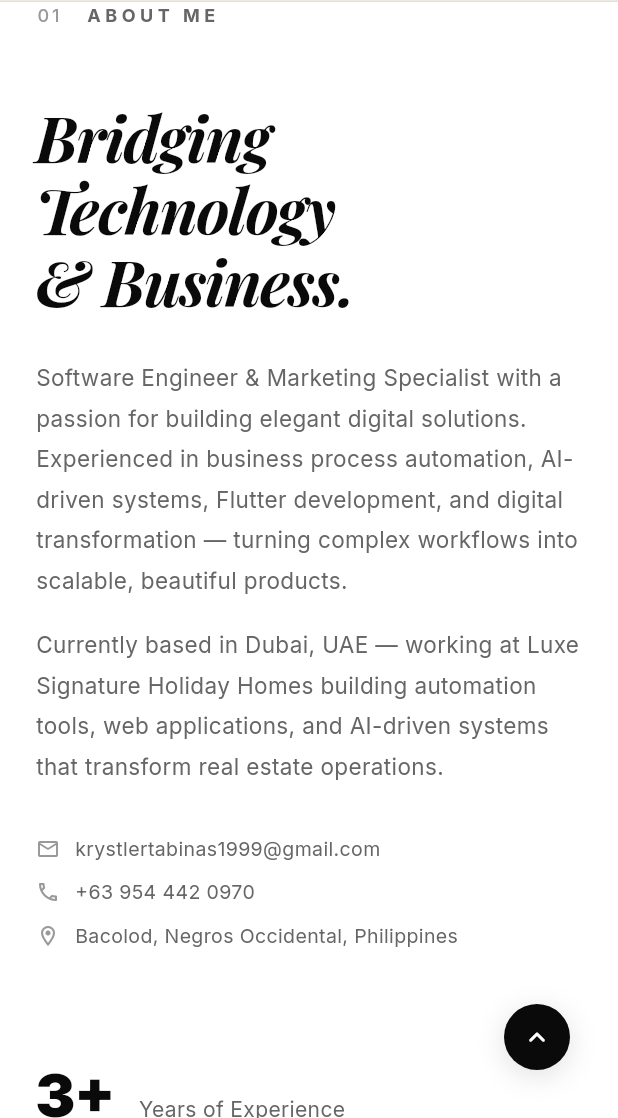
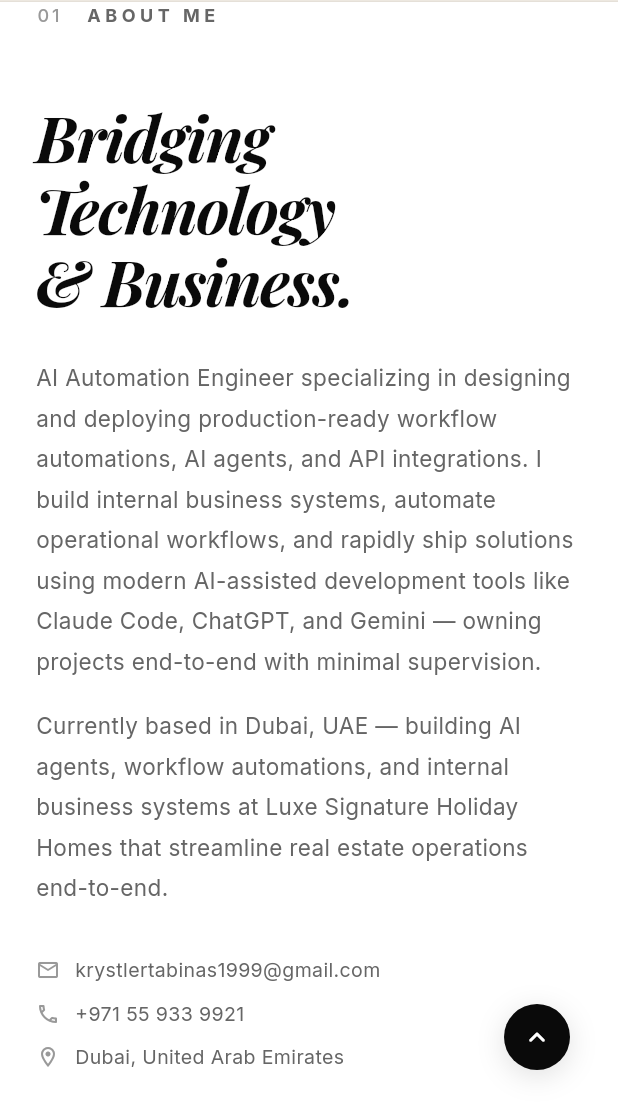
Before and after one commit to lestify12/kjtabinas, a Flutter app: the screen it shows after launch, after a tap on "View Work", on a phone screen of 412 x 824 dp, the part 118-1236 px from its top. Run offline on Flutter 3.47's test engine with Material 3 defaults, Android fonts, the phone set to English and light mode, and no system bars; our stand-ins replace flutter_animate, google_fonts, visibility_detector; missing offline and left inert: dart:html.

Commit message:
Update portfolio content to new resume (AI Automation Engineer)
- Reframe role/title, summary, and hero to AI Automation Engineer
- Update contact details (Dubai, UAE phone/location)
- Rewrite work experience to match new resume (5 roles, dates)
- Refresh skills table and technology marquee to AI/automation stack
- Trim education to BS Computer Engineering
- Update stats (5 companies) and footer year
- Replace downloadable CV with new resume PDF

Co-Authored-By: Claude Opus 4.8 <noreply@anthropic.com>
Claude-Session: https://claude.ai/code/session_01GCG8y65KquBs82SNyvJ8Ss

```diff
--- a/lib/data/portfolio_data.dart
+++ b/lib/data/portfolio_data.dart
@@ -33,137 +33,120 @@ class EducationItem {
 class PortfolioData {
   static const String name = 'Krystler John Tabinas';
   static const String email = 'krystlertabinas1999@gmail.com';
-  static const String phone = '+63 954 442 0970';
-  static const String location = 'Bacolod, Negros Occidental, Philippines';
+  static const String phone = '+971 55 933 9921';
+  static const String location = 'Dubai, United Arab Emirates';
 
   static const String profileSummary =
-      'Software Engineer & Marketing Specialist with a passion for building elegant digital solutions. '
-      'Experienced in business process automation, AI-driven systems, Flutter development, '
-      'and digital transformation — turning complex workflows into scalable, beautiful products.';
+      'AI Automation Engineer specializing in designing and deploying production-ready '
+      'workflow automations, AI agents, and API integrations. I build internal business '
+      'systems, automate operational workflows, and rapidly ship solutions using modern '
+      'AI-assisted development tools like Claude Code, ChatGPT, and Gemini — owning '
+      'projects end-to-end with minimal supervision.';
 
   static const List<String> roles = [
-    'Software Engineer',
-    'Flutter Developer',
-    'Business Solutions Architect',
-    'AI & Automation Specialist',
+    'AI Automation Engineer',
+    'Workflow Automation Specialist',
+    'AI Agent Developer',
+    'Low-Code Developer',
   ];
 
   static const List<String> technicalSkills = [
-    'Flutter & Dart',
-    'Microsoft Power Platform',
-    'Power Apps',
-    'Power Automate',
+    'Claude Code',
+    'AI Agents',
+    'MCP',
+    'Workflow Automation',
+    'REST APIs',
+    'Webhooks',
+    'n8n',
+    'Power Platform',
+    'Flutter',
+    'Python',
+    'JavaScript',
     'Power BI',
-    'Excel VBA',
-    'SQL',
-    'API Integration',
-    'Git',
-    'HTML / CSS / JS',
-    'CMS Management',
-    'Microsoft 365',
   ];
 
   static const List<String> softSkills = [
     'Business Process Automation',
-    'Software Development',
-    'AI & Digital Transformation',
-    'Real Estate Marketing',
-    'Workflow Optimization',
+    'AI-Assisted Development',
+    'API Integration',
+    'Prompt Engineering',
     'Data Analysis & Reporting',
     'IT Administration',
-    'Project Coordination',
-    'Executive Assistance',
-    'Communication & Leadership',
+    'Requirements Gathering',
+    'End-to-End Ownership',
+    'Process Documentation',
+    'Communication & Collaboration',
   ];
 
   static const List<ExperienceItem> experiences = [
     ExperienceItem(
-      title: 'Software Engineer (Business Solutions) / Marketing Specialist',
+      title: 'AI Automation Engineer | Business Systems Engineer',
       company: 'Luxe Signature Holiday Homes',
       location: 'Dubai, UAE',
-      period: 'Current',
+      period: 'Dec 2025 — Present',
       color: '00D4FF',
       highlights: [
-        'Develop web applications and automation tools for operational efficiency',
-        'Build AI-driven systems for business insights and decision-making',
-        'Manage real estate digital marketing across multiple platforms',
-        'Integrate systems, databases, and third-party platforms',
+        'Designed and built a complete Property Management System for holiday homes and long-term rentals',
+        'Created modules for leases, tenant onboarding, payments, invoices, approvals, dashboards, and reporting',
+        'Designed and developed a full HRIS from scratch — attendance sync, leave, payroll, records, and self-service',
+        'Built workflow automations and AI agents using Claude Code, ChatGPT, and Model Context Protocol (MCP)',
+        'Integrated REST APIs, webhooks, databases, and cloud storage to eliminate manual processes',
       ],
     ),
     ExperienceItem(
-      title: 'Sales Admin & Collections | Operations',
-      company: 'Suliter International Building Materials',
+      title: 'Business Systems & IT Administrator',
+      company: 'Suliter International Building Materials Trading L.L.C',
       location: 'Dubai, UAE',
-      period: '',
-      color: '7B2FBE',
+      period: 'Apr 2025 — Dec 2025',
+      color: 'FF6B35',
       highlights: [
-        'Managed purchase orders and supplier negotiations',
-        'Generated sales performance and collection status reports',
-        'Tracked order fulfillment ensuring on-time delivery',
-        'Maintained accurate records for reporting and auditing',
+        'Developed internal automation tools that reduced manual administrative work',
+        'Built approval workflows, document generation, and reporting systems for operations',
+        'Created business apps to streamline quotations, purchase orders, inventory, and collections',
+        'Automated repetitive Excel processes using formulas, VBA, and workflow automation',
+        'Maintained company IT infrastructure, user accounts, networks, and business systems',
       ],
     ),
     ExperienceItem(
-      title: 'DX Solutions Developer',
-      company: 'Lexmark Corporation',
+      title: 'IT Administrator / Flutter Developer',
+      company: 'GC&C Group — Cleverminds Digital Solutions Inc.',
       location: 'Philippines',
-      period: '',
-      color: '00FF88',
+      period: 'Feb 2024 — Feb 2025',
+      color: '2563EB',
       highlights: [
-        'Built custom web apps using Microsoft PowerApps for internal workflows',
-        'Automated business processes with Power Automate',
-        'Created Power BI dashboards for performance tracking',
-        'Delivered scalable digital solutions for cross-functional teams',
+        'Built a cross-platform Parking Management app in Flutter with real-time availability and QR-based access',
+        'Integrated REST APIs and backend services for real-time data synchronization',
+        'Developed responsive UIs and optimized app performance for Android and iOS',
+        'Implemented state management, testing, debugging, and version control',
+        'Administered company IT infrastructure and provided technical support',
       ],
     ),
     ExperienceItem(
-      title: 'Web and Mobile Developer',
-      company: 'GC&C Group of Companies',
+      title: 'DX Solutions Developer (Power Platform)',
+      company: 'Lexmark International Philippines',
       location: 'Philippines',
-      period: '',
-      color: 'FF6B6B',
+      period: 'Jul 2023 — Dec 2023',
+      color: '16A34A',
       highlights: [
-        'Developed a cross-platform Parking Management app using Flutter',
-        'Integrated RESTful APIs for real-time data exchange',
-        'Implemented state management with Provider pattern',
-        'Provided IT support and cybersecurity protocols',
+        'Built enterprise business apps with Microsoft Power Apps to digitize internal processes',
+        'Automated workflows with Power Automate, cutting manual effort across departments',
+        'Developed interactive Power BI dashboards for real-time reporting and KPI tracking',
+        'Integrated apps with Microsoft 365, SharePoint, Excel, and SQL databases',
+        'Collaborated with cross-functional teams to deliver scalable low-code solutions',
       ],
     ),
     ExperienceItem(
-      title: 'Mobile Application Support / Tech Support',
-      company: 'Zetta Solutions Inc.',
-      location: 'Philippines',
-      period: '',
-      color: 'FFD93D',
-      highlights: [
-        'Designed E-Wallet UIs for Modern Jeepney operations in Flutter',
-        'Resolved bugs and technical issues in deployed mobile apps',
-        'Collaborated on smooth deployment and maintenance of mobile solutions',
-      ],
-    ),
-    ExperienceItem(
-      title: 'Internal Business Data Analyst (Intern)',
-      company: 'Lear Corporation',
-      location: 'Philippines',
-      period: '',
-      color: 'FF8C42',
-      highlights: [
-        'Developed VBA scripts and Excel macros to streamline internal processes',
-        'Created Power BI dashboards for data-driven decision-making',
-        'Delivered actionable insights for weekly team meetings',
-      ],
-    ),
-    ExperienceItem(
-      title: 'Virtual Assistant — IT / SEO / Web / Automation',
-      company: 'YLifestyle Design and Management',
-      location: 'New York, USA (Remote)',
-      period: '',
+      title: 'IT Operations & Automation Specialist — Virtual Assistant',
+      company: 'YLifestyle Design & Management',
+      location: 'Remote — US Client',
+      period: 'Feb 2023 — Apr 2025',
       color: 'C77DFF',
       highlights: [
-        'Managed tenant payments, tracking balances in AppFolio',
-        'Built Excel reporting with pivot tables and data validation',
-        'Provided CEO-level administrative and operational support',
-        'Handled SEO, social media management, and website development',
+        'Administered AppFolio and maintained accurate tenant, lease, owner, and financial records',
+        'Automated operational reports, KPI dashboards, and owner statements using Microsoft Excel',
+        'Developed and maintained internal websites, business tools, and process improvements',
+        'Built automated reporting for collections, occupancy, and financial performance',
+        'Managed IT operations, user support, and SEO/website updates for remote teams',
       ],
     ),
   ];
@@ -175,11 +158,5 @@ class PortfolioData {
       year: '2023',
       icon: '🎓',
     ),
-    EducationItem(
-      degree: 'Science, Technology, Engineering & Mathematics',
-      school: 'Sotero B. Cabahug FORUM for Literacy',
-      year: '2019',
-      icon: '🔬',
-    ),
   ];
 }
--- a/lib/sections/about_section.dart
+++ b/lib/sections/about_section.dart
@@ -70,8 +70,8 @@ class _Bio extends StatelessWidget {
         ),
         const SizedBox(height: 16),
         Text(
-          'Currently based in Dubai, UAE — working at Luxe Signature Holiday Homes building automation tools, '
-          'web applications, and AI-driven systems that transform real estate operations.',
+          'Currently based in Dubai, UAE — building AI agents, workflow automations, and internal '
+          'business systems at Luxe Signature Holiday Homes that streamline real estate operations end-to-end.',
           style: GoogleFonts.inter(
             fontSize: 15,
             color: AppTheme.textGray,
@@ -122,7 +122,7 @@ class _Stats extends StatelessWidget {
         const SizedBox(height: 12),
         _StatRow('3+', 'Years of Experience'),
         _Divider(),
-_StatRow('7', 'Companies Worked'),
+        _StatRow('5', 'Companies Worked'),
         _Divider(),
         _StatRow('2', 'Countries Operated'),
         _Divider(),
--- a/lib/sections/contact_section.dart
+++ b/lib/sections/contact_section.dart
@@ -73,7 +73,7 @@ class ContactSection extends StatelessWidget {
               mainAxisAlignment: MainAxisAlignment.spaceBetween,
               children: [
                 Text(
-                  '© 2025 Krystler John Tabinas',
+                  '© 2026 Krystler John Tabinas',
                   style: GoogleFonts.inter(
                     fontSize: 13,
                     color: Colors.white.withValues(alpha: 0.3),
--- a/lib/sections/experience_section.dart
+++ b/lib/sections/experience_section.dart
@@ -141,7 +141,9 @@ class _ExpRowState extends State<_ExpRow>
                           child: Text(
                             widget.exp.location.contains('Dubai')
                                 ? 'Dubai'
-                                : 'Philippines',
+                                : widget.exp.location.contains('Remote')
+                                    ? 'Remote'
+                                    : 'Philippines',
                             style: GoogleFonts.inter(
                               fontSize: 12,
                               color: AppTheme.textLight,
@@ -175,7 +177,7 @@ class _ExpRowState extends State<_ExpRow>
                         ),
                       ),
 
-                      if (widget.exp.period == 'Current')
+                      if (widget.exp.period.contains('Present'))
                         Container(
                           padding: const EdgeInsets.symmetric(
                               horizontal: 10, vertical: 4),
--- a/lib/sections/hero_section.dart
+++ b/lib/sections/hero_section.dart
@@ -119,7 +119,17 @@ class _WideHero extends StatelessWidget {
               crossAxisAlignment: CrossAxisAlignment.end,
               children: [
                 Text(
-                  'SOFTWARE',
+                  'AI',
+                  style: GoogleFonts.inter(
+                    fontSize: size.width * 0.038,
+                    fontWeight: FontWeight.w900,
+                    color: AppTheme.textBlack,
+                    letterSpacing: -1,
+                    height: 0.95,
+                  ),
+                ),
+                Text(
+                  'AUTOMATION',
                   style: GoogleFonts.inter(
                     fontSize: size.width * 0.038,
                     fontWeight: FontWeight.w900,
@@ -140,7 +150,7 @@ class _WideHero extends StatelessWidget {
                 ),
                 const SizedBox(height: 12),
                 Text(
-                  'Flutter · Web · Mobile · Automation',
+                  'AI Agents · Workflows · API Integrations',
                   style: GoogleFonts.inter(
                     fontSize: 13,
                     color: AppTheme.textGray,
@@ -335,7 +345,7 @@ class _NarrowHero extends StatelessWidget {
           const SizedBox(height: 16),
 
           Text(
-            'SOFTWARE ENGINEER\nFlutter · Web · Mobile · Automation',
+            'AI AUTOMATION ENGINEER\nAI Agents · Workflows · API Integrations',
             style: GoogleFonts.inter(
               fontSize: 15,
               color: AppTheme.textGray,
--- a/lib/sections/skills_section.dart
+++ b/lib/sections/skills_section.dart
@@ -67,14 +67,14 @@ class _SkillsTable extends StatelessWidget {
   const _SkillsTable({required this.isNarrow});
 
   static const _rows = [
-    _SkillRow('2023–25', 'Software Engineering',
-        ['Flutter', 'Dart', 'HTML/CSS/JS', 'Power Apps']),
-    _SkillRow('2023–25', 'Business Automation',
-        ['Power Automate', 'Power BI', 'Excel VBA', 'API Integration']),
-    _SkillRow('2024–25', 'Digital Marketing',
-        ['SEO', 'CMS', 'Social Media', 'Lead Generation']),
-    _SkillRow('2022–25', 'IT Administration',
-        ['Microsoft 365', 'Git', 'HTML/CSS/JS', 'Cybersecurity']),
+    _SkillRow('2025–Now', 'AI & Automation',
+        ['Claude Code', 'AI Agents', 'MCP', 'Workflow Automation']),
+    _SkillRow('2023–Now', 'API & Integration',
+        ['REST APIs', 'Webhooks', 'n8n', 'OAuth']),
+    _SkillRow('2023–25', 'Low-Code & BI',
+        ['Power Apps', 'Power Automate', 'Power BI', 'Excel VBA']),
+    _SkillRow('2024–25', 'App & Web Dev',
+        ['Flutter', 'Dart', 'JavaScript', 'Supabase']),
   ];
 
   @override
@@ -219,12 +219,12 @@ class _MarqueeBandState extends State<_MarqueeBand>
   late final AnimationController _ctrl;
 
   static const _row1 = [
-    'Flutter & Dart', 'Microsoft Power Platform', 'Power Apps',
-    'Power Automate', 'Power BI', 'Excel VBA',
+    'Claude Code', 'AI Agents', 'MCP', 'Workflow Automation',
+    'n8n', 'Prompt Engineering',
   ];
   static const _row2 = [
-    'SQL', 'API Integration', 'Git', 'HTML / CSS / JS',
-    'CMS Management', 'Microsoft 365',
+    'REST APIs', 'Webhooks', 'Flutter', 'Python',
+    'JavaScript', 'Power BI', 'SQL', 'Supabase',
   ];
 
   @override
```
Also changed, not shown: 1 other file.
